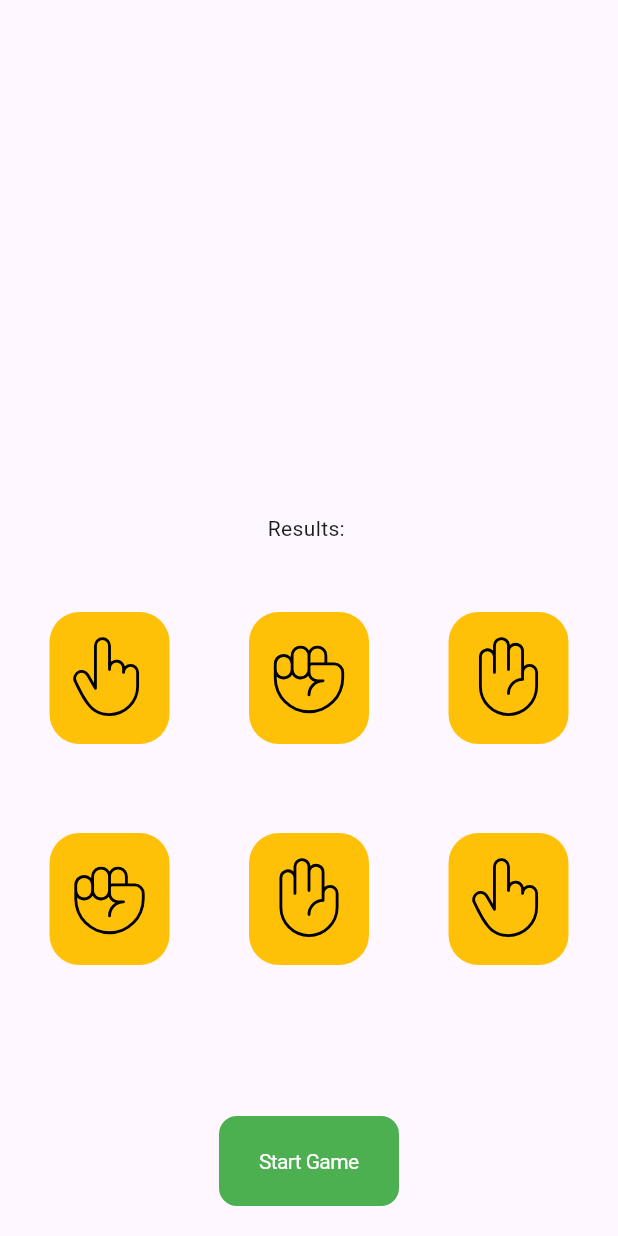
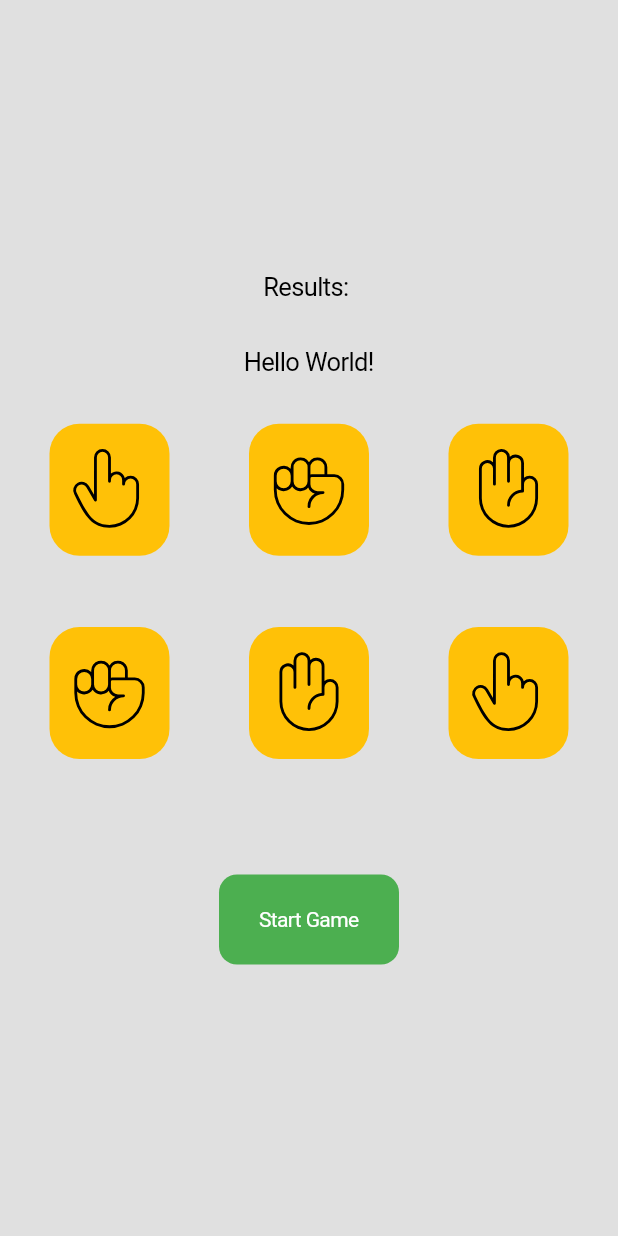
Before and after one commit to visualhub/rock_paper_scissors, a Flutter app: the screen it shows after launch, on a phone screen of 412 x 824 dp. Run offline on Flutter 3.47's test engine with Material 3 defaults, Android fonts, the phone set to English and light mode, and no system bars; our stand-ins replace flutter_svg, get.

```diff
--- a/lib/game_view.dart
+++ b/lib/game_view.dart
@@ -1,3 +1,4 @@
+// game_view.dart
 import 'package:flutter/cupertino.dart';
 import 'package:flutter/material.dart';
 import 'package:flutter_svg/svg.dart';
@@ -9,13 +10,14 @@ class GameView extends GetView<GameController> {
 
   @override
   Widget build(BuildContext context) {
-    return Scaffold(
-      body: Padding(
+    return CupertinoPageScaffold(
+      child: Container(
+        color: Colors.black12,
         padding: const EdgeInsets.symmetric(
           vertical: 20,
         ),
         child: Column(
-          mainAxisAlignment: MainAxisAlignment.end,
+          mainAxisAlignment: MainAxisAlignment.center,
           children: [
             Obx(
               () => Text('Results: ${controller.result.value}'),
@@ -28,6 +30,9 @@ class GameView extends GetView<GameController> {
               child: Column(
                 mainAxisAlignment: MainAxisAlignment.spaceBetween,
                 children: [
+                  const Text(
+                    'Hello World!',
+                  ),
                   Obx(
                     () => Row(
                       mainAxisAlignment: MainAxisAlignment.spaceEvenly,
@@ -38,7 +43,8 @@ class GameView extends GetView<GameController> {
                             'assets/icons/svgs/scissors.svg',
                             color: controller.selection.value == 'scissors'
                                 ? Colors.blue
-                                  : Colors.black),
+                                : Colors.black,
+                          ),
                         ),
                         _gameTile(
                           gameCard: true,
@@ -46,7 +52,8 @@ class GameView extends GetView<GameController> {
                             'assets/icons/svgs/rock.svg',
                             color: controller.selection.value == 'rock'
                                 ? Colors.blue
-                                  : Colors.black),
+                                : Colors.black,
+                          ),
                         ),
                         _gameTile(
                           gameCard: true,
@@ -54,7 +61,8 @@ class GameView extends GetView<GameController> {
                             'assets/icons/svgs/paper.svg',
                             color: controller.selection.value == 'paper'
                                 ? Colors.blue
-                                  : Colors.black),
+                                : Colors.black,
+                          ),
                         ),
                       ],
                     ),
@@ -64,35 +72,37 @@ class GameView extends GetView<GameController> {
                       mainAxisAlignment: MainAxisAlignment.spaceEvenly,
                       children: [
                         _gameTile(
-                          onTap: () {
+                          onTap: controller.isPlaying.value
+                              ? () {
                                   controller.userCardSelection('rock');
-                          },
+                                }
+                              : null,
                           svgPicture: SvgPicture.asset(
                             'assets/icons/svgs/rock.svg',
-                              color: controller.playerSelection.value == 'rock'
-                                  ? Colors.green
-                                  : Colors.black),
+                            color: _getCardColor('rock'),
+                          ),
                         ),
                         _gameTile(
-                          onTap: () {
+                          onTap: controller.isPlaying.value
+                              ? () {
                                   controller.userCardSelection('paper');
-                          },
+                                }
+                              : null,
                           svgPicture: SvgPicture.asset(
                             'assets/icons/svgs/paper.svg',
-                              color: controller.playerSelection.value == 'paper'
-                                  ? Colors.green
-                                  : Colors.black),
+                            color: _getCardColor('paper'),
+                          ),
                         ),
                         _gameTile(
-                          onTap: () {
+                          onTap: controller.isPlaying.value
+                              ? () {
                                   controller.userCardSelection('scissors');
-                          },
+                                }
+                              : null,
                           svgPicture: SvgPicture.asset(
                             'assets/icons/svgs/scissors.svg',
-                              color:
-                                  controller.playerSelection.value == 'scissors'
-                                      ? Colors.green
-                                      : Colors.black),
+                            color: _getCardColor('scissors'),
+                          ),
                         ),
                       ],
                     ),
@@ -103,7 +113,8 @@ class GameView extends GetView<GameController> {
                   Container(
                     decoration: BoxDecoration(
                       color: Colors.green,
-                        borderRadius: BorderRadius.circular(12)),
+                      borderRadius: BorderRadius.circular(12),
+                    ),
                     height: 60,
                     width: 120,
                     child: CupertinoButton(
@@ -118,7 +129,7 @@ class GameView extends GetView<GameController> {
                         controller.startGame();
                       },
                     ),
-                  )
+                  ),
                 ],
               ),
             ),
@@ -126,6 +137,21 @@ class GameView extends GetView<GameController> {
         ),
       ),
     );
+  }
+
+  Color _getCardColor(String cardType) {
+    return controller.playerSelection.value == cardType
+        ? _getResultColor()
+        : Colors.black;
+  }
+
+  Color _getResultColor() {
+    return switch (controller.result.value) {
+      'You win!' => Colors.green,
+      "It's a draw!" => Colors.blue,
+      "Computer wins!" => Colors.red,
+      _ => Colors.black,
+    };
   }
 
   SizedBox _gameTile({
@@ -156,9 +182,3 @@ class GameView extends GetView<GameController> {
     );
   }
 }
-
-enum Game {
-  rock,
-  paper,
-  scissors,
-}
--- a/lib/main.dart
+++ b/lib/main.dart
@@ -1,3 +1,4 @@
+// main.dart
 import 'package:flutter/material.dart';
 import 'package:get/get.dart';
 import 'package:rock_paper_scissors/game_controller.dart';
@@ -13,13 +14,9 @@ class MyApp extends StatelessWidget {
   @override
   Widget build(BuildContext context) {
     Get.put(GameController());
-    return GetMaterialApp(
-      title: 'Flutter Demo',
-      theme: ThemeData(
-        colorScheme: ColorScheme.fromSeed(seedColor: Colors.deepPurple),
-        useMaterial3: true,
-      ),
-      home: const GameView(),
+    return const GetCupertinoApp(
+      title: 'Rock, Paper, Scissors',
+      home: GameView(),
     );
   }
 }
```
Also changed, not shown: lib/game_controller.dart (+8 -12 lines), 1 other file. Lines whose indentation alone changed are shown as unchanged.
